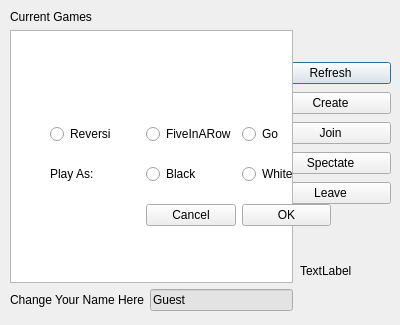
Qt form waitingroom.ui (helloworld128/OOP_New) before a commit.
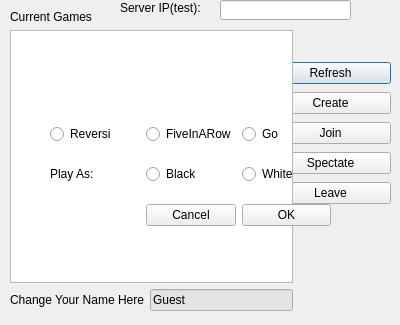
The same form after that commit.

```diff
--- a/waitingroom.ui
+++ b/waitingroom.ui
@@ -60,19 +60,6 @@
     </item>
    </layout>
   </widget>
-  <widget class="QLabel" name="label">
-   <property name="geometry">
-    <rect>
-     <x>300</x>
-     <y>250</y>
-     <width>71</width>
-     <height>41</height>
-    </rect>
-   </property>
-   <property name="text">
-    <string>TextLabel</string>
-   </property>
-  </widget>
   <widget class="QWidget" name="ChooseGame" native="true">
    <property name="geometry">
     <rect>
@@ -219,7 +206,29 @@
    </layout>
    <zorder>List</zorder>
    <zorder>CurrentGames</zorder>
-   <zorder>horizontalLayoutWidget</zorder>
+  </widget>
+  <widget class="QLabel" name="label">
+   <property name="geometry">
+    <rect>
+     <x>120</x>
+     <y>0</y>
+     <width>91</width>
+     <height>16</height>
+    </rect>
+   </property>
+   <property name="text">
+    <string>Server IP(test):</string>
+   </property>
+  </widget>
+  <widget class="QLineEdit" name="IP">
+   <property name="geometry">
+    <rect>
+     <x>220</x>
+     <y>0</y>
+     <width>131</width>
+     <height>20</height>
+    </rect>
+   </property>
   </widget>
   <zorder>Buttons</zorder>
   <zorder>label</zorder>
```
Left out of the diff: 3 changed lines with no effect on the pictures.
